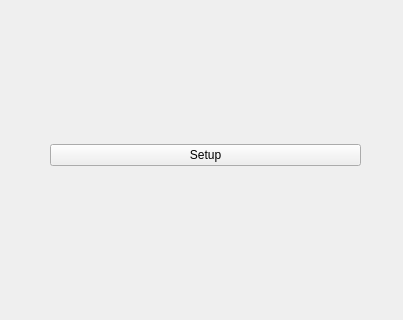
Old version of the form ECG/Octane/InverseHullOutline.ui in the repository EverythingCG/HoudiniTools.
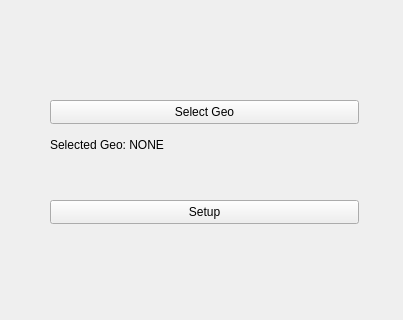
New version of the form.

Commit message: outline material and geometry setup

The edit to the form file:
```diff
--- a/ECG/Octane/InverseHullOutline.ui
+++ b/ECG/Octane/InverseHullOutline.ui
@@ -19,24 +19,50 @@
   <property name="windowTitle">
    <string>Form</string>
   </property>
-  <widget class="QWidget" name="verticalLayoutWidget">
+  <widget class="QPushButton" name="selectgeo">
    <property name="geometry">
     <rect>
      <x>50</x>
-     <y>30</y>
-     <width>311</width>
-     <height>251</height>
+     <y>100</y>
+     <width>309</width>
+     <height>24</height>
     </rect>
    </property>
-   <layout class="QVBoxLayout" name="verticalLayout">
-    <item>
-     <widget class="QPushButton" name="setup">
-      <property name="text">
-       <string>Setup</string>
-      </property>
-     </widget>
-    </item>
-   </layout>
+   <property name="text">
+    <string>Select Geo</string>
+   </property>
+  </widget>
+  <widget class="QLabel" name="geolabel">
+   <property name="geometry">
+    <rect>
+     <x>50</x>
+     <y>130</y>
+     <width>309</width>
+     <height>30</height>
+    </rect>
+   </property>
+   <property name="maximumSize">
+    <size>
+     <width>16777215</width>
+     <height>30</height>
+    </size>
+   </property>
+   <property name="text">
+    <string>Selected Geo: NONE</string>
+   </property>
+  </widget>
+  <widget class="QPushButton" name="setup">
+   <property name="geometry">
+    <rect>
+     <x>50</x>
+     <y>200</y>
+     <width>309</width>
+     <height>24</height>
+    </rect>
+   </property>
+   <property name="text">
+    <string>Setup</string>
+   </property>
   </widget>
  </widget>
  <resources/>
```
The commit also changes 4 other files.
